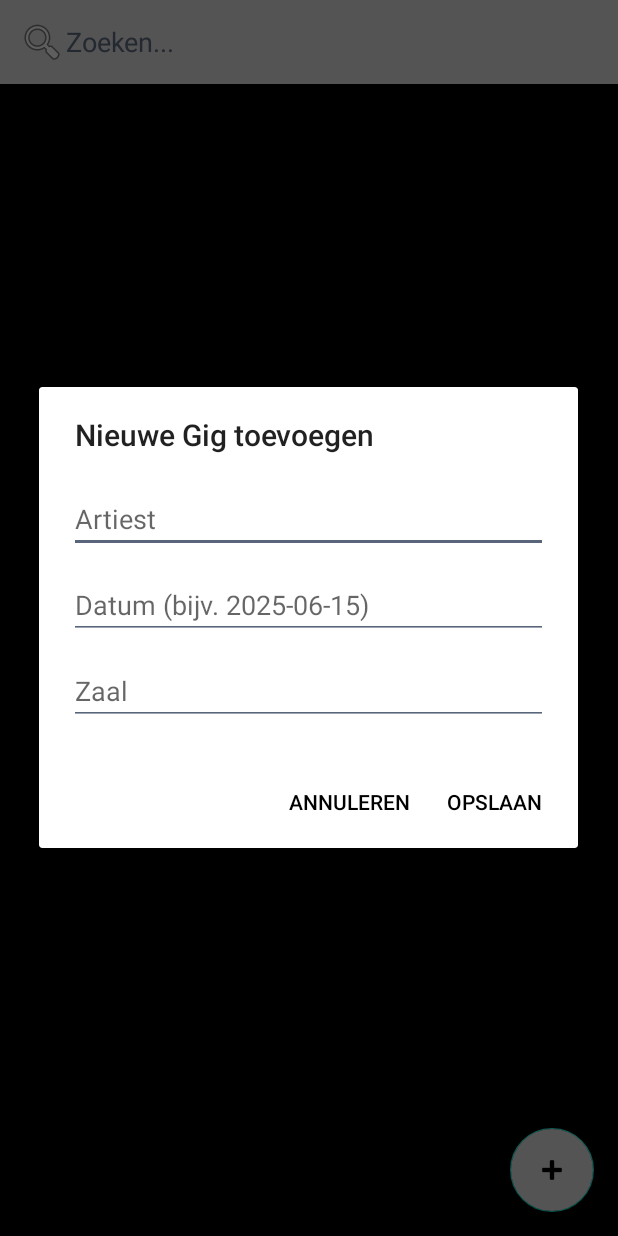
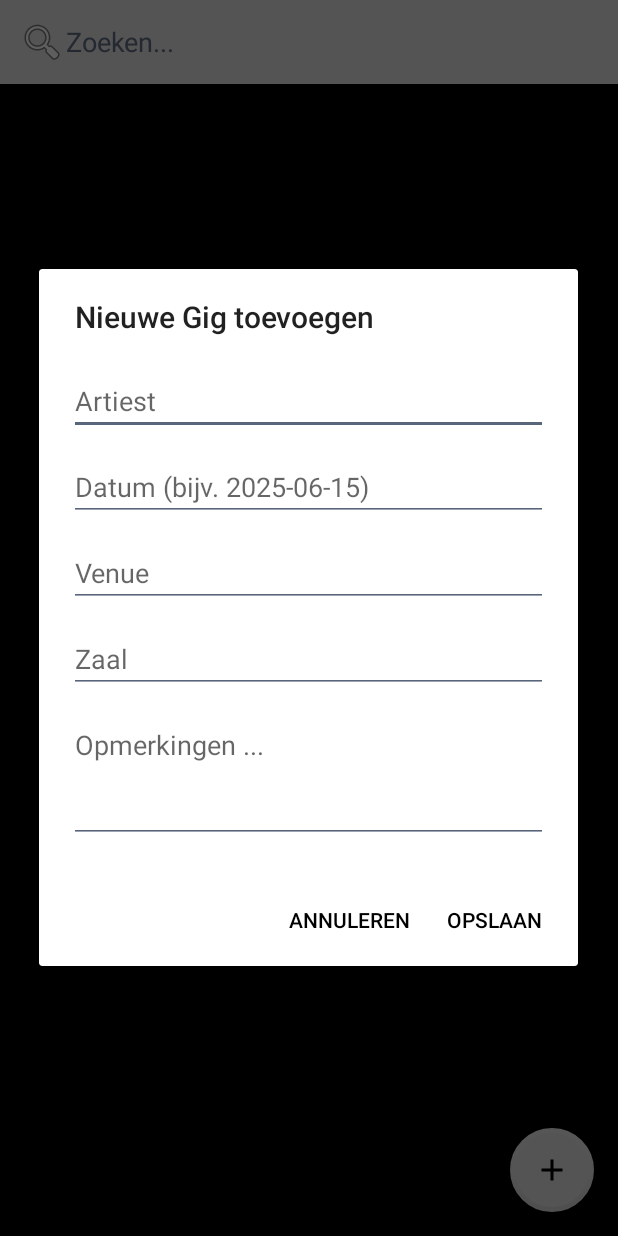
Before and after one commit to gavinzijlstra/GigListLite, an Android app built with Jetpack Compose: the screen it shows after launch (MainActivity), after a tap on "Voeg nieuwe gig toe", on a phone screen of 412 x 824 dp. Run offline under Robolectric (Android 15) with nearby library versions, the phone set to English and light mode, and no system bars; 1 statement that could not run was skipped.

Commit message:
tweede opzet add button

```diff
--- a/app/src/main/AndroidManifest.xml
+++ b/app/src/main/AndroidManifest.xml
@@ -13,7 +13,7 @@
         android:label="@string/app_name"
         android:roundIcon="@mipmap/ic_launcher_round"
         android:supportsRtl="true"
-        android:theme="@style/Theme.GigListLite"
+        android:theme="@style/CustomAppTheme"
         tools:targetApi="31">
         <activity
             android:name="com.gavinzijlstra.giglistlite.MainActivity"
--- a/app/src/main/java/com/gavinzijlstra/giglistlite/MainActivity.kt
+++ b/app/src/main/java/com/gavinzijlstra/giglistlite/MainActivity.kt
@@ -1,6 +1,7 @@
 package com.gavinzijlstra.giglistlite
 
 import android.app.AlertDialog
+import android.content.res.ColorStateList
 import android.graphics.Color
 import androidx.appcompat.app.AppCompatActivity
 import android.os.Bundle
@@ -40,23 +41,23 @@ class MainActivity : AppCompatActivity() {
             override fun onResponse(call: Call<List<Gig>>, response: Response<List<Gig>>) {
                 if (response.isSuccessful) {
                     allGigs = response.body() ?: emptyList()
-                    Log.d("MainActivity", "Gigs ontvangen: ${allGigs.size}")
+                    Log.d("GigList-MainActivity", "Gigs ontvangen: ${allGigs.size}")
                     gigAdapter = GigAdapter(allGigs)
                     recyclerView.adapter = gigAdapter
                 } else {
-                    Log.e("MainActivity", "Response fout: ${response.code()} - ${response.message()}")
+                    Log.e("GigList-MainActivity", "Response fout: ${response.code()} - ${response.message()}")
                 }
             }
 
             override fun onFailure(call: Call<List<Gig>>, t: Throwable) {
-                Log.e("MainActivity", "Fout bij ophalen data", t)
+                Log.e("GigList-MainActivity", "Fout bij ophalen data", t)
                 Toast.makeText(this@MainActivity, "Fout bij ophalen data", Toast.LENGTH_SHORT).show()
             }
         })
 
         searchBar.addTextChangedListener {
             val query = it.toString()
-            Log.d("MainActivity", "Search for: " + query)
+            Log.d("GigList-MainActivity", "Search for: " + query)
             val filteredList = allGigs.filter { gig ->
                 gig.band.contains(query, ignoreCase = true)
             }
@@ -65,26 +66,40 @@ class MainActivity : AppCompatActivity() {
 
         addGigFab.setOnClickListener {
             val dialogView = LayoutInflater.from(this).inflate(R.layout.dialog_add_gig, null)
-            val dialog = AlertDialog.Builder(this)
+            val dialogBuilder = AlertDialog.Builder(this)
+                .setView(dialogView)
                 .setTitle("Nieuwe Gig toevoegen")
-                .setView(dialogView)
-                .setPositiveButton("Opslaan") { _, _ ->
+                .setPositiveButton("Opslaan", null)  // Listener later instellen
+                .setNegativeButton("Annuleren", null)
+
+            val dialog = dialogBuilder.create()
+            dialog.setOnShowListener {
+                dialog.getButton(AlertDialog.BUTTON_NEGATIVE)?.setTextColor(Color.BLACK)
+                val btnSave = dialog.getButton(AlertDialog.BUTTON_POSITIVE)
+                btnSave.setTextColor(Color.BLACK)
+                btnSave.setOnClickListener {
                     val artist = dialogView.findViewById<EditText>(R.id.artistInput).text.toString()
                     val date = dialogView.findViewById<EditText>(R.id.dateInput).text.toString()
                     val venue = dialogView.findViewById<EditText>(R.id.venueInput).text.toString()
+                    val zaal = dialogView.findViewById<EditText>(R.id.zaalInput).text.toString()
+                    val opmerking = dialogView.findViewById<EditText>(R.id.opmerkingInput).text.toString()
+
                     // Maak nieuwe Gig en voeg toe aan lijst
 
-                    Log.d("Created Gig", "artist: ${artist},date: ${date}, venue: ${venue} ")
-
+                    Log.d("GigList-MainActivity", "artist: ${artist},date: ${date}, venue: ${venue} ")
+                    // Validatie en toevoegen aan je lijst/adapter
+                    if (artist.isNotBlank() && venue.isNotBlank() && date.isNotBlank()) {
+                        //val newGig = Gig(artist = artist, venue = venue, date = date, details = "")
+                        //allGigs.add(newGig)
+                        //gigAdapter.updateList(allGigs)
+                        dialog.dismiss()
+                    } else {
+                        Toast.makeText(this, "De velden band, zaal en datum zijn.", Toast.LENGTH_SHORT)
+                            .show()
+                    }
                 }
-                .setNegativeButton("Annuleren", null)
-                .create()
-            dialog.setOnShowListener {
-                dialog.getButton(AlertDialog.BUTTON_POSITIVE)?.setTextColor(Color.BLACK)
-                dialog.getButton(AlertDialog.BUTTON_NEGATIVE)?.setTextColor(Color.BLACK)
             }
             dialog.show()
-
         }
     }
 }
--- /dev/null
+++ b/app/src/main/res/drawable/baseline_add_24.xml
@@ -0,0 +1,5 @@
+<vector android:height="24dp" android:tint="#000000"
+    android:viewportHeight="24" android:viewportWidth="24"
+    android:width="24dp" xmlns:android="http://schemas.android.com/apk/res/android">
+    <path android:fillColor="@android:color/white" android:pathData="M19,13h-6v6h-2v-6H5v-2h6V5h2v6h6v2z"/>
+</vector>
--- a/app/src/main/res/layout/activity_main.xml
+++ b/app/src/main/res/layout/activity_main.xml
@@ -38,9 +38,12 @@
         android:layout_height="wrap_content"
         android:layout_gravity="bottom|end"
         android:layout_margin="16dp"
-        android:src="@android:drawable/ic_input_add"
-        android:backgroundTint="@color/lightGray"
+        android:src="@drawable/baseline_add_24"
         android:tint="@color/black"
-        app:rippleColor="@color/lightGray"
-        android:contentDescription="Voeg nieuwe gig toe" />
+        android:scaleType="fitCenter"
+        android:contentDescription="Voeg nieuwe gig toe"
+        app:backgroundTint="@color/lightGray"
+        app:borderWidth="3dp"
+        app:strokeColor="@color/black"
+        app:rippleColor="@color/lightGray"/>
 </FrameLayout>
--- a/app/src/main/res/layout/dialog_add_gig.xml
+++ b/app/src/main/res/layout/dialog_add_gig.xml
@@ -30,6 +30,17 @@
         android:id="@+id/venueInput"
         android:layout_width="match_parent"
         android:layout_height="wrap_content"
+        android:hint="Venue"
+        android:inputType="text"
+        android:maxLines="1"
+        android:textCursorDrawable="@drawable/custom_cursor"
+        android:backgroundTint="@color/anthracite"
+        android:layout_marginTop="12dp" />
+
+    <EditText
+        android:id="@+id/zaalInput"
+        android:layout_width="match_parent"
+        android:layout_height="wrap_content"
         android:hint="Zaal"
         android:inputType="text"
         android:maxLines="1"
@@ -37,4 +48,17 @@
         android:backgroundTint="@color/anthracite"
         android:layout_marginTop="12dp" />
 
+    <EditText
+        android:id="@+id/opmerkingInput"
+        android:layout_width="match_parent"
+        android:layout_height="wrap_content"
+        android:hint="Opmerkingen ... "
+        android:minLines="3"
+        android:maxLines="5"
+        android:gravity="top|start"
+        android:inputType="textMultiLine"
+        android:textCursorDrawable="@drawable/custom_cursor"
+        android:backgroundTint="@color/anthracite"
+        android:layout_marginTop="12dp" />
+
 </LinearLayout>
--- /dev/null
+++ b/app/src/main/res/values/styles.xml
@@ -0,0 +1,6 @@
+<resources>
+    <style name="CustomAppTheme" parent="Theme.MaterialComponents.DayNight.NoActionBar">
+        <item name="colorSecondary">@color/black</item>
+        <item name="colorOnSecondary">@color/white</item>
+    </style>
+</resources>
```
